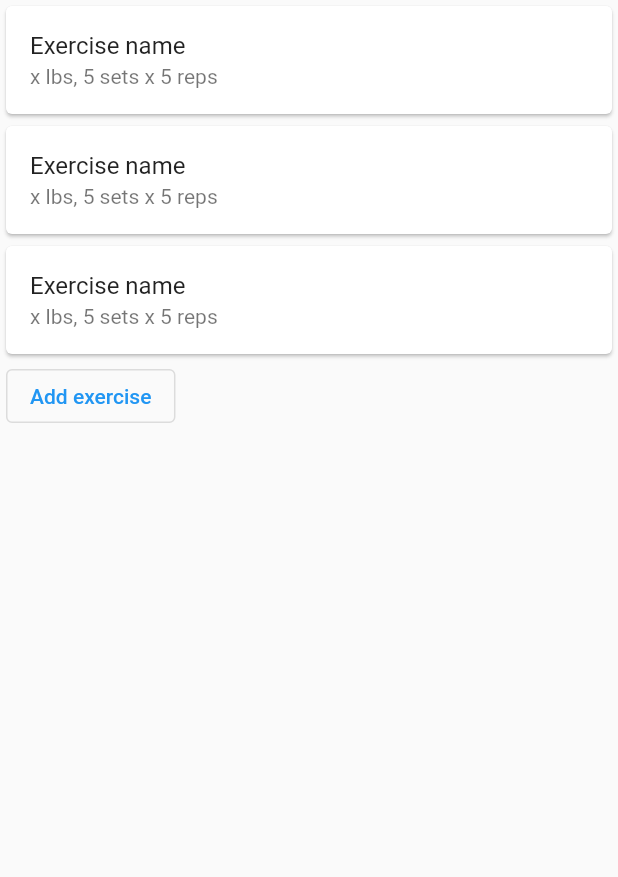
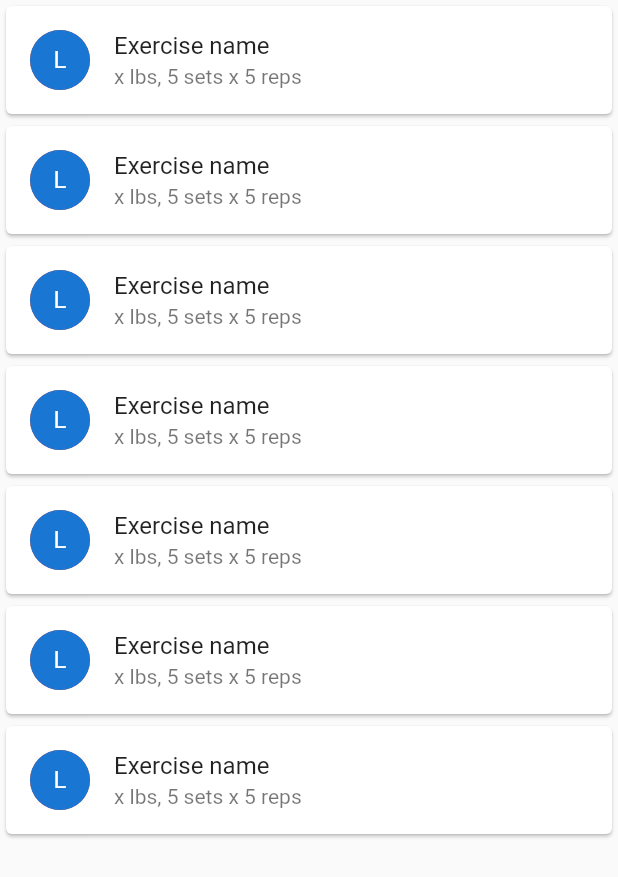
Before and after one commit to sarahpads/gettin-jacked, a Flutter app: the Exercises widget shown alone on an empty page, opened directly, on a phone screen of 412 x 824 dp. Shown: the top 877 px of the screen. Run offline on Flutter 3.47's test engine with Material 2 defaults, Android fonts, the phone set to English and light mode, and no system bars; our stand-ins replace charts_flutter, syncfusion_flutter_charts.

```diff
--- a/lib/router/locations.dart
+++ b/lib/router/locations.dart
@@ -3,6 +3,8 @@ import 'package:flutter/foundation.dart';
 class JackedLocationKeys {
   static const workouts = 'workout-listing';
   static const workoutDetail = 'workout-detail';
+  static const workoutCurrent = 'workout-current';
+  static const workoutEdit = 'workout-edit';
   static const exercises = 'exercise-listing';
   static const exerciseDetail = 'exercise-detail';
 }
@@ -30,6 +32,15 @@ class JackedLocation {
         path = '/workout-detail',
         params = { 'id': id };
 
+  JackedLocation.workoutCurrent() :
+        key = JackedLocationKeys.workoutCurrent,
+        path = '/workout-current';
+
+  JackedLocation.workoutEdit({ @required String id }) :
+        key = JackedLocationKeys.workoutEdit,
+        path = '/workout-edit',
+        params = { 'id': id };
+
   JackedLocation.exerciseListing() :
         key = JackedLocationKeys.exercises,
         path = '/exercise-listing';
--- a/lib/workout-detail/details/exercises.dart
+++ b/lib/workout-detail/details/exercises.dart
@@ -6,67 +6,29 @@ class Exercises extends StatefulWidget {
 }
 
 class _ExercisesState extends State<Exercises> {
-  final items = List<String>.generate(3, (i) => "Item ${i + 1}");
-
-  Future<bool> _confirmDismiss (DismissDirection direction) async {
-    return await showDialog(
-      context: context,
-      builder: (BuildContext context) {
-        return AlertDialog(
-          title: const Text("Confirm"),
-          content: const Text("Are you sure you wish to delete this item?"),
-          actions: <Widget>[
-            TextButton(
-                onPressed: () => Navigator.of(context).pop(false),
-                child: const Text('Cancel')
-            ),
-            TextButton(
-              onPressed: () => Navigator.of(context).pop(true),
-              child: const Text('Confirm'),
-            ),
-          ],
-        );
-      },
-    );
-  }
+  final items = List<String>.generate(7, (i) => "Item ${i + 1}");
 
   @override
   Widget build(BuildContext context) {
-    return Column(
-      children: [
-        ListView.builder(
-          // shrinkwrap and the physics options ensure that 1) this only takes up the space it needs
-          // and 2) that it doesn't scroll independently
-          // these are necessary as we have nested ListViews, which will take up all available space by default
-          shrinkWrap: true,
-          physics: ClampingScrollPhysics(),
-          itemCount: items.length,
-          itemBuilder: (context, index) {
-            return Dismissible(
-              key: ValueKey(items[index]),
-              onDismissed: (direction) {
-                setState(() {
-                  items.removeAt(index);
-                });
-              },
-              confirmDismiss: _confirmDismiss,
-              background: Container(color: Colors.red),
-              secondaryBackground: Container(color: Colors.blue),
-              child: Card(
-                child: ListTile(
-                  title: Text('Exercise name'),
-                  subtitle: Text('x lbs, 5 sets x 5 reps'),
-                )
-              )
-            );
-          },
-        ),
-        Container(
-          alignment: Alignment.topLeft,
-          margin: Theme.of(context).cardTheme.margin ?? EdgeInsets.symmetric(horizontal: 4.0),
-          child: OutlinedButton(child: Text('Add exercise'), onPressed: () => {})
+    return ListView(
+      shrinkWrap: true,
+      physics: ClampingScrollPhysics(),
+      children: items.map((value) => Card(
+        child: ListTile(
+          leading: Container(
+            alignment: Alignment.center,
+            height: 40,
+            width: 40,
+            decoration: BoxDecoration(
+              borderRadius: BorderRadius.circular(30),
+              color: Colors.red
+            ),
+            child: CircleAvatar(child: Text('L'))
+          ),
+          title: Text('Exercise name'),
+          subtitle: Text('x lbs, 5 sets x 5 reps'),
         )
-      ]
+      )).toList()
     );
   }
 }
--- a/lib/workout-detail/sessions/line_chart.dart
+++ b/lib/workout-detail/sessions/line_chart.dart
@@ -11,9 +11,9 @@ class LineChart extends StatelessWidget {
             return;
           }
 
-          DateTime date = DateTime.fromMicrosecondsSinceEpoch(args.value.toInt());
+          DateTime date = DateTime.fromMillisecondsSinceEpoch(args.value.toInt());
 
-          args.text = '${date.hour.toString()}:${date.minute.toString()}:${date.second.toString()}';
+          args.text = '${date.hour.toString()}:${date.minute.toString()}';
         },
         primaryXAxis: NumericAxis(
           name: 'datetime'
--- a/lib/workout-detail/workout_detail.dart
+++ b/lib/workout-detail/workout_detail.dart
@@ -1,6 +1,8 @@
 import 'dart:async';
 
 import 'package:flutter/material.dart';
+import 'package:gettin_jacked/router/delegate.dart';
+import 'package:gettin_jacked/router/locations.dart';
 import 'package:gettin_jacked/workout-detail/details/details.dart';
 import 'package:gettin_jacked/workout-detail/sessions/sessions.dart';
 
@@ -16,10 +18,10 @@ class WorkoutDetail extends StatelessWidget {
           title: Text('Workout detail'),
           actions: [
             IconButton(icon: Icon(Icons.star), onPressed: () => {}),
+            IconButton(icon: Icon(Icons.edit), onPressed: () => JackedRouterDelegate.of(context).push(JackedLocation.workoutEdit(id: '1'))),
             PopupMenuButton(
               icon: Icon(Icons.more_vert),
               itemBuilder: (BuildContext context) => <PopupMenuEntry>[
-                const PopupMenuItem(child: ListTile(leading: Icon(Icons.edit), title: Text('Edit'))),
                 const PopupMenuItem(child: ListTile(leading: Icon(Icons.delete), title: Text('Delete')))
               ]
             )
@@ -39,7 +41,7 @@ class WorkoutDetail extends StatelessWidget {
         ),
         floatingActionButton: FloatingActionButton(
           child: const Icon(Icons.play_arrow),
-          onPressed: () => {}
+          onPressed: () => JackedRouterDelegate.of(context).push(JackedLocation.workoutCurrent())
         ),
       )
     );
--- a/lib/workout-listing/workout_item.dart
+++ b/lib/workout-listing/workout_item.dart
@@ -23,7 +23,7 @@ class WorkoutItem extends StatelessWidget {
               TextButton.icon(
                 icon: Icon(Icons.play_arrow),
                 label: Text('Resume'), // or start
-                onPressed: () => {}
+                onPressed: () => JackedRouterDelegate.of(context).push(JackedLocation.workoutCurrent())
               )
             ]
           )
--- a/pubspec.yaml
+++ b/pubspec.yaml
@@ -47,7 +47,8 @@ flutter:
   uses-material-design: true
 
   # To add assets to your application, add an assets section, like this:
-  # assets:
+  assets:
+    - assets/exercises.json
   #   - images/a_dot_burr.jpeg
   #   - images/a_dot_ham.jpeg
 
```
Also changed, not shown: lib/exercise-listing/exercise_listing.dart (+83 -79 lines), lib/router/delegate.dart (+8 -0 lines), lib/router/parsers.dart (+8 -0 lines), lib/workout-detail/sessions/session_item.dart (+14 -1 lines).
